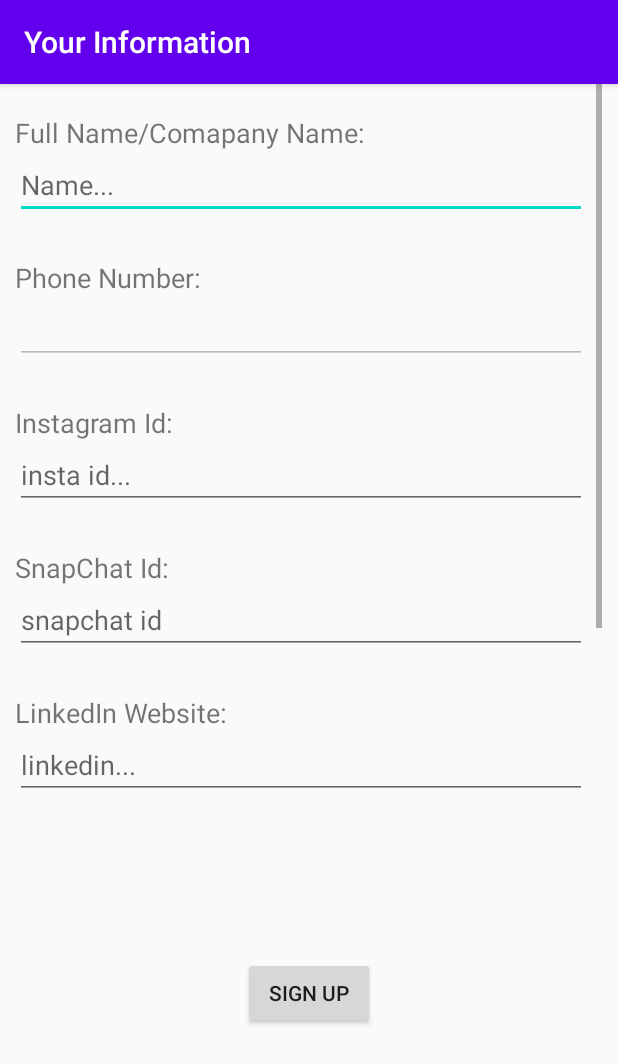
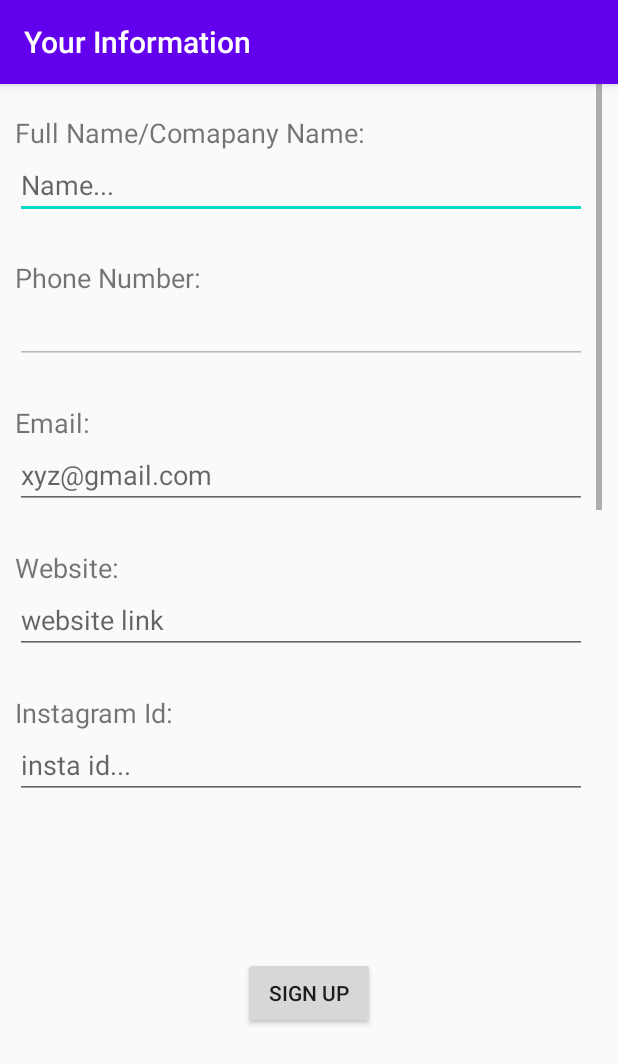
Before and after one commit to hp240920/LinkMe, an Android app: the Dashboard screen opened directly, with no data from a screen before it, in the options menu, after a tap on "Edit Information", on a phone screen of 412 x 824 dp. Shown: the top 1064 px of the screen. Run offline under Robolectric (Android 15) with nearby library versions, the phone set to English and light mode, and no system bars; our stand-ins replace Firebase (no records; nobody signed in at launch, a user with empty details on screens opened directly).

Commit message:
Layout, Delete and Select File Layout!!!

```diff
--- a/app/src/main/java/com/example/authotp/Dashboard.java
+++ b/app/src/main/java/com/example/authotp/Dashboard.java
@@ -57,7 +57,6 @@ public class Dashboard extends AppCompatActivity {
         MenuInflater menuInflater = getMenuInflater();
         menuInflater.inflate(R.menu.dashboard_menu, menu);
         return super.onCreateOptionsMenu(menu);
-
     }
 
     @Override
@@ -69,6 +68,10 @@ public class Dashboard extends AppCompatActivity {
                 Log.i("Selected :","edit info");
                 EditInfo();
                 return true;
+            case R.id.delete_files:
+                Log.i("Selected :","delete files");
+                deleteFiles();
+                return true;
             case R.id.about_us:
                 Log.i("Selected :","about us");
                 return true;
@@ -79,6 +82,12 @@ public class Dashboard extends AppCompatActivity {
             default:
                 return false;
         }
+    }
+
+    private void deleteFiles() {
+        Intent intent = new Intent(this, deleteFiles.class);
+        intent.putExtra("phone", currentUser.getPhonenumber());
+        startActivity(intent);
     }
 
     private void EditInfo() {
@@ -96,6 +105,8 @@ public class Dashboard extends AppCompatActivity {
         intent.putExtra("name", currentUser.getName());
         intent.putExtra("insta", currentUser.getInstagram());
         intent.putExtra("snap", currentUser.getSnapchat());
+        intent.putExtra("email", currentUser.getEmail());
+        intent.putExtra("website", currentUser.getWebsite());
         intent.putExtra("linkedin", currentUser.getLinkedIn());
         intent.putExtra("git", currentUser.getGitHub());
         intent.putExtra("phoneNo", currentUser.getPhonenumber());
@@ -125,7 +136,9 @@ public class Dashboard extends AppCompatActivity {
         setContentView(R.layout.activity_dashboard);
         setTitle("Dashboard");
 
-        if (ContextCompat.checkSelfPermission(Dashboard.this, Manifest.permission.READ_PHONE_STATE) != PackageManager.PERMISSION_GRANTED || ContextCompat.checkSelfPermission(Dashboard.this, Manifest.permission.SYSTEM_ALERT_WINDOW) != PackageManager.PERMISSION_GRANTED || ContextCompat.checkSelfPermission(Dashboard.this, Manifest.permission.READ_CALL_LOG) != PackageManager.PERMISSION_GRANTED) {
+        if (ContextCompat.checkSelfPermission(Dashboard.this, Manifest.permission.READ_PHONE_STATE) != PackageManager.PERMISSION_GRANTED ||
+                ContextCompat.checkSelfPermission(Dashboard.this, Manifest.permission.SYSTEM_ALERT_WINDOW) != PackageManager.PERMISSION_GRANTED ||
+                ContextCompat.checkSelfPermission(Dashboard.this, Manifest.permission.READ_CALL_LOG) != PackageManager.PERMISSION_GRANTED) {
             ActivityCompat.requestPermissions(Dashboard.this,
                     new String[]{Manifest.permission.READ_PHONE_STATE, Manifest.permission.SYSTEM_ALERT_WINDOW, Manifest.permission.READ_CALL_LOG},
                     1);
@@ -305,6 +318,8 @@ public class Dashboard extends AppCompatActivity {
     private void getSharedPref(SharedPreferences sharedPreferences){
         currentUser.setName(sharedPreferences.getString("name",""));
         currentUser.setPhonenumber(sharedPreferences.getString("phone",""));
+        currentUser.setEmail(sharedPreferences.getString("email", ""));
+        currentUser.setWebsite(sharedPreferences.getString("website", ""));
         currentUser.setInstagram(sharedPreferences.getString("insta",""));
         currentUser.setSnapchat(sharedPreferences.getString("snap",""));
         currentUser.setGitHub(sharedPreferences.getString("github",""));
--- a/app/src/main/java/com/example/authotp/MainActivity.java
+++ b/app/src/main/java/com/example/authotp/MainActivity.java
@@ -236,6 +236,8 @@ public class MainActivity extends AppCompatActivity {
         sharedPreferences.edit().putString("name",myUser.getName()).apply();
         sharedPreferences.edit().putString("phone",myUser.getPhonenumber()).apply();
       //  SharePreHelper.setName(myUser.getPhonenumber());
+        sharedPreferences.edit().putString("email",myUser.getEmail()).apply();
+        sharedPreferences.edit().putString("website",myUser.getWebsite()).apply();
         sharedPreferences.edit().putString("insta",myUser.getInstagram()).apply();
         sharedPreferences.edit().putString("snap",myUser.getSnapchat()).apply();
         sharedPreferences.edit().putString("github",myUser.getGitHub()).apply();
--- a/app/src/main/java/com/example/authotp/Sign_Up.java
+++ b/app/src/main/java/com/example/authotp/Sign_Up.java
@@ -22,6 +22,7 @@ import android.graphics.pdf.PdfDocument;
 import android.net.Uri;
 import android.os.Bundle;
 import android.os.Environment;
+import android.provider.ContactsContract;
 import android.provider.OpenableColumns;
 import android.util.Log;
 import android.view.View;
@@ -57,7 +58,7 @@ import java.util.List;
 
 public class Sign_Up extends AppCompatActivity {
 
-    EditText name, phoneNo, insta, snap, linkedin, github;
+    EditText name, phoneNo, insta, snap, linkedin, github, website, email;
     TextView fileName;
     Button btnSelect , btnSignUp;
     final int REQUEST_CODE = 9;
@@ -75,6 +76,8 @@ public class Sign_Up extends AppCompatActivity {
         setTitle("Your Information");
         name = findViewById(R.id.fullName);
         phoneNo = findViewById(R.id.phoneNo);
+        email = findViewById(R.id.email);
+        website = findViewById(R.id.website);
         insta = findViewById(R.id.insta);
         snap = findViewById(R.id.snap);
         linkedin = findViewById(R.id.linkedin);
@@ -99,10 +102,14 @@ public class Sign_Up extends AppCompatActivity {
     }
 
     private void setFields(Intent intent){
-        String userName, userInsta, userSnap, userLinkedin, userGit,file1 = null;
+        String userName, userInsta, userSnap, userLinkedin, userGit, file1, userEmail, userWebsite = null;
         editInfo = true;
         userName = intent.getStringExtra("name");
         name.setText(userName);
+        userEmail = intent.getStringExtra("email");
+        email.setText(userEmail);
+        userWebsite = intent.getStringExtra("website");
+        website.setText(userWebsite);
         userInsta = intent.getStringExtra("insta");
         insta.setText(userInsta);
         userSnap = intent.getStringExtra("snap");
@@ -259,15 +266,15 @@ public class Sign_Up extends AppCompatActivity {
 
     private void createSharedPref(User myUser) {
         SharedPreferences sharedPreferences = getSharedPreferences("com.example.authotp", Context.MODE_PRIVATE);
-
         sharedPreferences.edit().putString("name",myUser.getName()).apply();
         sharedPreferences.edit().putString("phone",myUser.getPhonenumber()).apply();
         SharePreHelper.setName(myUser.getPhonenumber());
+        sharedPreferences.edit().putString("email", myUser.getEmail()).apply();
+        sharedPreferences.edit().putString("website", myUser.getWebsite()).apply();
         sharedPreferences.edit().putString("insta",myUser.getInstagram()).apply();
         sharedPreferences.edit().putString("snap",myUser.getSnapchat()).apply();
         sharedPreferences.edit().putString("github",myUser.getGitHub()).apply();
         sharedPreferences.edit().putString("linkedIn",myUser.getLinkedIn()).apply();
-
         sharedPreferences.edit().putString("file1",myUser.getFiles1()).apply();
         sharedPreferences.edit().putString("file2",myUser.getFiles2()).apply();
     }
@@ -277,20 +284,22 @@ public class Sign_Up extends AppCompatActivity {
         String username = name.getText().toString();
         String userPhone = phoneNo.getText().toString();
         String userInsta = insta.getText().toString();
+        String emailId = email.getText().toString();
+        String uri = website.getText().toString();
         String userSnap = snap.getText().toString();
         String userGit = github.getText().toString();
         String userLinkedIn = linkedin.getText().toString();
         String userFile1 = "";
         if(pdfUri.toString().substring(0,5).equals("https")){
-            userFile1 =pdfUri.toString();
+            userFile1 = pdfUri.toString();
             pdfUri = null;
         }
 
         String userFile2 = "";
         //ArrayList<User> arrFiles = new ArrayList<>();
 
-        User newUser = new User(username,userInsta,userSnap,userGit,userLinkedIn, userFile1,userFile2,userPhone);
-        return newUser;
+        User user_info = new User(username,userInsta,userSnap,userGit,userLinkedIn, userFile1,userFile2,userPhone, emailId, uri);
+        return user_info;
     }
 
     private Uri uploadFile() {
@@ -298,6 +307,8 @@ public class Sign_Up extends AppCompatActivity {
             String details = "";
             details += "Name :" + name.getText().toString();
             details += "\nPhone Number :" + phoneNo.getText().toString();
+            details += "\nEmail: " + email.getText().toString();
+            details += "\nWebsite :" + website.getText().toString();
             details += "\nInstagram :" + insta.getText().toString();
             details += "\nSnapchat :" + snap.getText().toString();
             details += "\nLinkedIn :" + linkedin.getText().toString();
@@ -459,9 +470,6 @@ public class Sign_Up extends AppCompatActivity {
                     }
                 });
 
-
-
-
         if(pdfUriFile != null ) {
 
             final ProgressDialog progressDialog1 = new ProgressDialog(this);
--- a/app/src/main/java/com/example/authotp/User.java
+++ b/app/src/main/java/com/example/authotp/User.java
@@ -1,5 +1,8 @@
 package com.example.authotp;
+import android.provider.ContactsContract;
+
 import java.lang.reflect.Array;
+import java.net.URI;
 import java.util.ArrayList;
 
 public class User {
@@ -8,6 +11,8 @@ public class User {
     public static String lastestNumber= "";
 
     private String Name;
+    private String email;
+    private String website;
     private String Instagram;
     private String Snapchat;
     private String GitHub;
@@ -16,6 +21,21 @@ public class User {
     private String Files2;
     private String phonenumber;
     //ArrayList<User> arrfiles = new ArrayList<>();
+    public String getEmail() {
+        return email;
+    }
+
+    public void setEmail(String email) {
+        this.email = email;
+    }
+
+    public String getWebsite() {
+        return website;
+    }
+
+    public void setWebsite(String website) {
+        this.website = website;
+    }
 
     public String getFiles1() {
         return Files1;
@@ -86,7 +106,7 @@ public class User {
     }
 
 
-    public User(String name, String Instagram, String Snapchat, String Github, String LinkedIn, String File1, String File2, String phonenumber){
+    public User(String name, String Instagram, String Snapchat, String Github, String LinkedIn, String File1, String File2, String phonenumber, String email, String website){
         this.Name = name;
         this.Instagram = Instagram;
         this.Snapchat = Snapchat;
@@ -95,5 +115,7 @@ public class User {
         this.Files1 = File1;
         this.Files2 = File2;
         this.phonenumber = phonenumber;
+        this.website = website;
+        this.email = email;
     }
 }
--- a/app/src/main/res/layout/activity_sign__up.xml
+++ b/app/src/main/res/layout/activity_sign__up.xml
@@ -60,6 +60,48 @@
                 android:ems="10"
                 android:inputType="textPersonName"
                 android:text="+15512147895" />
+
+            <TextView
+                android:id="@+id/textView10"
+                android:layout_width="match_parent"
+                android:layout_height="wrap_content"
+                android:layout_marginLeft="15px"
+                android:layout_marginTop="30px"
+                android:layout_marginRight="15px"
+                android:text="Email:"
+                android:textSize="18sp" />
+
+            <EditText
+                android:id="@+id/email"
+                android:layout_width="match_parent"
+                android:layout_height="wrap_content"
+                android:layout_marginLeft="15px"
+                android:layout_marginRight="15px"
+                android:layout_marginBottom="10px"
+                android:ems="10"
+                android:hint="xyz@gmail.com"
+                android:inputType="textEmailAddress" />
+
+            <TextView
+                android:id="@+id/textView12"
+                android:layout_width="match_parent"
+                android:layout_height="wrap_content"
+                android:layout_marginLeft="15px"
+                android:layout_marginTop="30px"
+                android:layout_marginRight="15px"
+                android:text="Website:"
+                android:textSize="18sp" />
+
+            <EditText
+                android:id="@+id/website"
+                android:layout_width="match_parent"
+                android:layout_height="wrap_content"
+                android:layout_marginLeft="15px"
+                android:layout_marginRight="15px"
+                android:layout_marginBottom="10px"
+                android:ems="10"
+                android:hint="website link"
+                android:inputType="textPersonName" />
 
             <TextView
                 android:id="@+id/textView5"
--- a/app/src/main/res/menu/dashboard_menu.xml
+++ b/app/src/main/res/menu/dashboard_menu.xml
@@ -1,6 +1,9 @@
 <?xml version="1.0" encoding="utf-8"?>
 <menu xmlns:android="http://schemas.android.com/apk/res/android">
     <item android:title="Edit Information" android:id="@+id/edit_information"></item>
+    <item
+        android:id="@+id/delete_files"
+        android:title="Delete Files" />
     <item android:title="Help" android:id="@+id/about_us"></item>
     <item android:title="Log Out" android:id="@+id/log_out"></item>
 </menu>
```
Also changed, not shown: app/src/main/AndroidManifest.xml (+15 -10 lines), app/src/main/java/com/example/authotp/deleteFiles.java (added, +121 -0 lines), app/src/main/java/com/example/authotp/selectFile.java (added, +14 -0 lines), app/src/main/res/layout/activity_delete_files.xml (added, +116 -0 lines), app/src/main/res/layout/activity_select_file.xml (added, +146 -0 lines).
